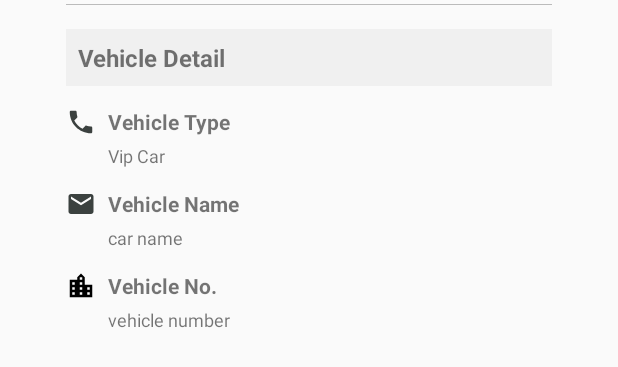
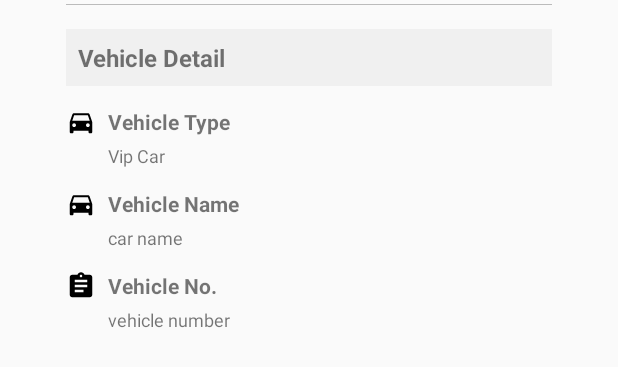
Before and after one commit to sameed07/Lets_Ride_together_Driver, an Android app: the layout fragment_user_profile_detail.xml on its own in the app's theme, with its tools: preview values and no code run, on a phone screen of 412 x 824 dp. Shown: the part 362-729 px from the top of the screen. Run offline under Robolectric (Android 15) with nearby library versions, the phone set to English and light mode, and no system bars.

```diff
--- a/app/src/main/java/com/example/lets_ride_together_driver/Activities/ProfileActivity.java
+++ b/app/src/main/java/com/example/lets_ride_together_driver/Activities/ProfileActivity.java
@@ -114,8 +114,12 @@ public class ProfileActivity extends AppCompatActivity {
 
                     UserModel model = data.getValue(UserModel.class);
                     txt_name.setText(model.getName());
-                    Picasso.get().load(model.getProfile_img()).into(driver_img);
 
+                    if(model.getProfile_img() == null){
+                        driver_img.setImageResource(R.drawable.default_pic);
+                    }else {
+                        Picasso.get().load(model.getProfile_img()).into(driver_img);
+                    }
 
                 }
             }
--- a/app/src/main/res/layout/fragment_user_profile_detail.xml
+++ b/app/src/main/res/layout/fragment_user_profile_detail.xml
@@ -141,7 +141,7 @@
             <ImageView
                 android:layout_width="20dp"
                 android:layout_height="20dp"
-                android:src="@drawable/ic_local_phone_black_24dp"/>
+                android:src="@drawable/ic_directions_car_black_24dp"/>
 
             <TextView
                 android:layout_marginLeft="8dp"
@@ -171,7 +171,7 @@
             <ImageView
                 android:layout_width="20dp"
                 android:layout_height="20dp"
-                android:src="@drawable/profile_email"/>
+                android:src="@drawable/ic_directions_car_black_24dp"/>
 
             <TextView
                 android:layout_marginLeft="8dp"
@@ -201,7 +201,7 @@
             <ImageView
                 android:layout_width="20dp"
                 android:layout_height="20dp"
-                android:src="@drawable/ic_location_city_black_24dp"/>
+                android:src="@drawable/ic_assignment_black_24dp"/>
 
             <TextView
                 android:layout_width="wrap_content"
```
Also changed, not shown: app/src/main/java/Fragments/UserProfileDetailFragment.java (+5 -4 lines), app/src/main/java/com/example/lets_ride_together_driver/Activities/EditProfile.java (+2 -7 lines), app/src/main/res/layout/activity_login.xml (+17 -16 lines).
